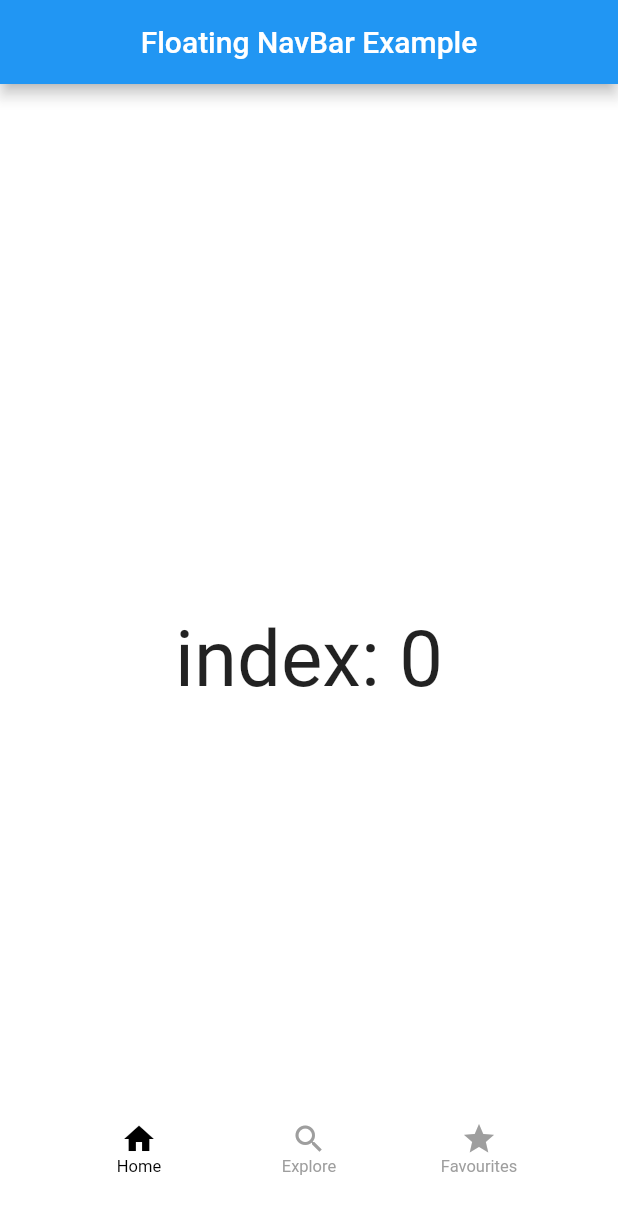
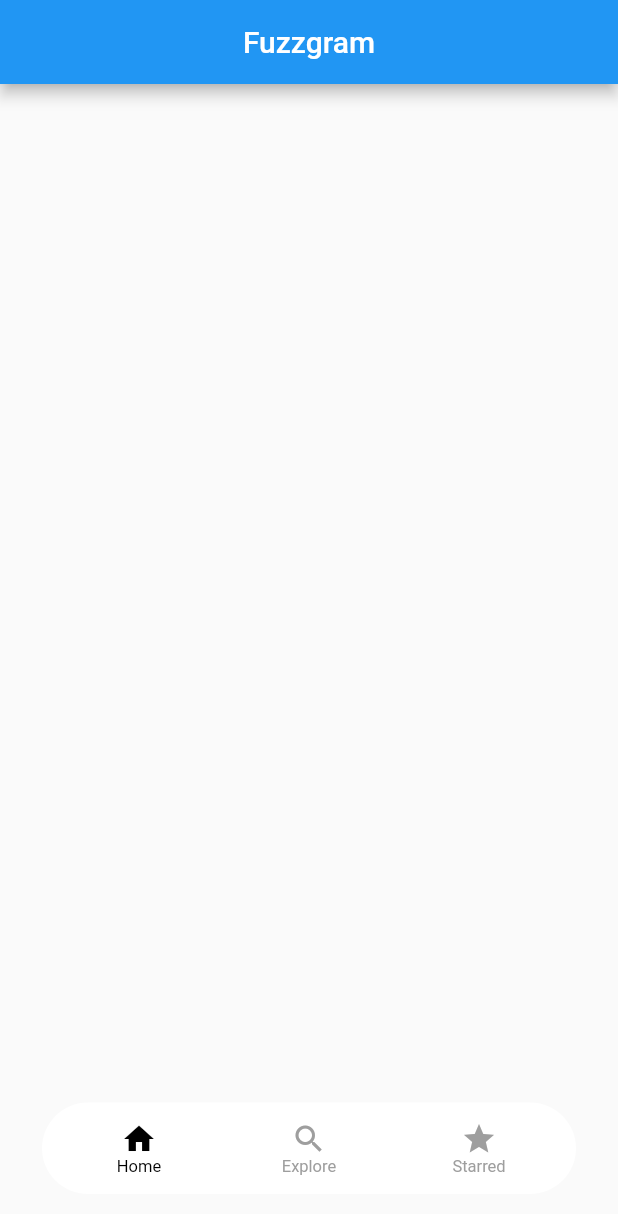
Before and after one commit to lumebits/fuzzgram, a Flutter app: the screen it shows after launch, on a phone screen of 412 x 824 dp. Shown: the top 1214 px of the screen. Run offline on Flutter 3.47's test engine with Material 2 defaults, Android fonts, the phone set to English and light mode, and no system bars; drawn by our look-alikes of floating_bottom_navigation_bar; our stand-ins replace bloc, equatable, flutter_bloc.

Commit message:
BLoC library integration

```diff
--- /dev/null
+++ b/lib/app.dart
@@ -0,0 +1,20 @@
+import 'package:flutter/material.dart';
+import 'package:flutter_bloc/flutter_bloc.dart';
+import 'package:fuzzgram/navigation/navigation.dart';
+
+class App extends StatelessWidget {
+
+  App({Key key}) : super(key: key);
+
+  @override
+  Widget build(BuildContext context) {
+    return BlocProvider<NavigationBloc>(
+      create: (_) => NavigationBloc(),
+      child: MaterialApp(
+        builder: (context, child) {
+          return NavigationWidget(activeTab: AppTab.home);
+        },
+      )
+    );
+  }
+}
--- /dev/null
+++ b/lib/fuzzgram_keys.dart
@@ -0,0 +1,5 @@
+import 'package:flutter/widgets.dart';
+
+class FuzzgramKeys {
+  static final navigation = const Key('__navigation__');
+}
--- a/lib/main.dart
+++ b/lib/main.dart
@@ -1,51 +1,34 @@
-import 'package:floating_bottom_navigation_bar/floating_bottom_navigation_bar.dart';
+import 'package:equatable/equatable.dart';
+import 'package:flutter/foundation.dart';
 import 'package:flutter/material.dart';
+import 'package:bloc/bloc.dart';
+import 'package:flutter_bloc/flutter_bloc.dart';
+import 'package:fuzzgram/app.dart';
 
-void main() => runApp(MyApp());
+Future<void> main() async {
+  WidgetsFlutterBinding.ensureInitialized();
 
-class MyApp extends StatefulWidget {
-  // This widget is the root of your application.
-  @override
-  _MyAppState createState() => _MyAppState();
+  EquatableConfig.stringify = kDebugMode;
+  Bloc.observer = SimpleBlocObserver();
+  runApp(App());
 }
 
-class _MyAppState extends State<MyApp> {
-  int _index = 0;
+class SimpleBlocObserver extends BlocObserver {
+  @override
+  void onEvent(Bloc bloc, Object event) {
+    print('onEvent $event');
+    super.onEvent(bloc, event);
+  }
 
   @override
-  Widget build(BuildContext context) {
-    return MaterialApp(
-      title: 'Floating NavBar Example',
-      home: Scaffold(
-        backgroundColor: Color(0xEFFFFFFF),
-        appBar: AppBar(
-          title: Text('Floating NavBar Example'),
-          centerTitle: true,
-        ),
-        //If you want to show body behind the navbar, it should be true
-        extendBody: true,
-        body: Center(
-          child: Text(
-            "index: $_index",
-            style: TextStyle(
-              fontSize: 52,
-            ),
-          ),
-        ),
-        bottomNavigationBar: FloatingNavbar(
-          backgroundColor: Colors.white,
-          unselectedItemColor: Colors.grey,
-          borderRadius: 36,
-          margin: const EdgeInsets.symmetric(horizontal: 28, vertical: 28),
-          onTap: (int val) => setState(() => _index = val),
-          currentIndex: _index,
-          items: [
-            FloatingNavbarItem(icon: Icons.home, title: 'Home'),
-            FloatingNavbarItem(icon: Icons.search, title: 'Explore'),
-            FloatingNavbarItem(icon: Icons.star, title: 'Favourites'),
-          ],
-        ),
-      ),
-    );
+  onTransition(Bloc bloc, Transition transition) {
+    print('onTransition $transition');
+    super.onTransition(bloc, transition);
+  }
+
+  @override
+  void onError(Cubit cubit, Object error, StackTrace stackTrace) {
+    print('onError $error');
+    super.onError(cubit, error, stackTrace);
   }
 }
--- /dev/null
+++ b/lib/navigation/bloc/navigation_bloc.dart
@@ -0,0 +1,15 @@
+import 'dart:async';
+import 'package:bloc/bloc.dart';
+import 'package:fuzzgram/navigation/bloc/navigation_event.dart';
+import 'package:fuzzgram/navigation/model/app_tab.dart';
+
+class NavigationBloc extends Bloc<NavigationEvent, AppTab> {
+  NavigationBloc() : super(AppTab.home);
+
+  @override
+  Stream<AppTab> mapEventToState(NavigationEvent event) async* {
+    if (event is TabTapped) {
+      yield event.tab;
+    }
+  }
+}
--- /dev/null
+++ b/lib/navigation/bloc/navigation_event.dart
@@ -0,0 +1,18 @@
+import 'package:equatable/equatable.dart';
+import 'package:fuzzgram/navigation/model/app_tab.dart';
+
+abstract class NavigationEvent extends Equatable {
+  const NavigationEvent();
+}
+
+class TabTapped extends NavigationEvent {
+  final AppTab tab;
+
+  const TabTapped(this.tab);
+
+  @override
+  List<Object> get props => [tab];
+
+  @override
+  String toString() => 'TabTapped { tab: $tab }';
+}
--- /dev/null
+++ b/lib/navigation/model/app_tab.dart
@@ -0,0 +1 @@
+enum AppTab { home, explore, starred }
--- /dev/null
+++ b/lib/navigation/navigation.dart
@@ -0,0 +1,3 @@
+export 'bloc/navigation_bloc.dart';
+export 'view/navigation_widget.dart';
+export 'model/app_tab.dart';
--- /dev/null
+++ b/lib/navigation/view/navigation_widget.dart
@@ -0,0 +1,47 @@
+import 'package:floating_bottom_navigation_bar/floating_bottom_navigation_bar.dart';
+import 'package:flutter/cupertino.dart';
+import 'package:flutter/foundation.dart';
+import 'package:flutter/material.dart';
+import 'package:flutter_bloc/flutter_bloc.dart';
+import 'package:fuzzgram/fuzzgram_keys.dart';
+import 'package:fuzzgram/navigation/bloc/navigation_bloc.dart';
+import 'package:fuzzgram/navigation/bloc/navigation_event.dart';
+import 'package:fuzzgram/navigation/model/app_tab.dart';
+
+class NavigationWidget extends StatelessWidget {
+  final AppTab activeTab;
+
+  NavigationWidget({
+    Key key,
+    @required this.activeTab
+  }) : super(key: key);
+
+  @override
+  Widget build(BuildContext context) {
+    return BlocBuilder<NavigationBloc, AppTab>(
+      builder: (context, activeTab) {
+        return Scaffold(
+          appBar: AppBar(
+            centerTitle: true,
+            title: const Text('Fuzzgram'),
+          ),
+          body: activeTab == AppTab.home ? Center() : (activeTab == AppTab.explore ? Center() : Center()),
+          bottomNavigationBar: FloatingNavbar(
+            key: FuzzgramKeys.navigation,
+            currentIndex: AppTab.values.indexOf(activeTab),
+            onTap: (index) => BlocProvider.of<NavigationBloc>(context).add(TabTapped(AppTab.values[index])),
+            backgroundColor: Colors.white,
+            unselectedItemColor: Colors.grey,
+            borderRadius: 36,
+            margin: const EdgeInsets.symmetric(horizontal: 28, vertical: 28),
+            items: [
+              FloatingNavbarItem(icon: Icons.home, title: 'Home'),
+              FloatingNavbarItem(icon: Icons.search, title: 'Explore'),
+              FloatingNavbarItem(icon: Icons.star, title: 'Starred'),
+            ],
+          ),
+        );
+      },
+    );
+  }
+}
--- a/pubspec.yaml
+++ b/pubspec.yaml
@@ -24,6 +24,8 @@ dependencies:
   flutter:
     sdk: flutter
   floating_bottom_navigation_bar: ^1.4.1
+  flutter_bloc: ^6.1.0
+  equatable: ^1.2.5
 
   # The following adds the Cupertino Icons font to your application.
   # Use with the CupertinoIcons class for iOS style icons.
@@ -32,6 +34,9 @@ dependencies:
 dev_dependencies:
   flutter_test:
     sdk: flutter
+  bloc_test: ^7.1.0
+  mockito: ^4.0.0
+  integration_test: ^1.0.0
 
 # For information on the generic Dart part of this file, see the
 # following page: https://dart.dev/tools/pub/pubspec
```
Also changed, not shown: assets/icon.png (added), pubspec.lock, 1 other file.
